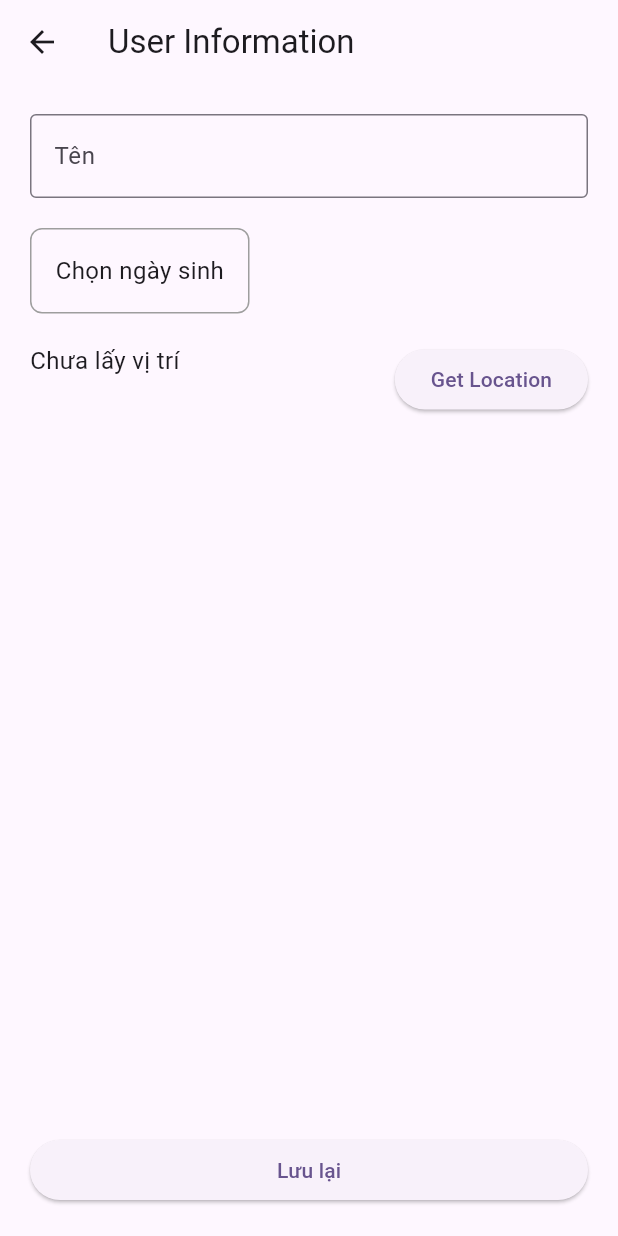
After one commit to vickygaugau/newtuvi, a Flutter app: the UserInfoPage screen opened directly, after a tap on "Get Location", on a phone screen of 412 x 824 dp. The commit adds this screen. Run offline on Flutter 3.47's test engine with Material 3 defaults, Android fonts, the phone set to English and light mode, and no system bars; our stand-ins replace flutter_svg, geocoding, geolocator, shared_preferences; missing offline and left inert: lunar_calendar_plus; accounts and stored records are empty.

Commit message:
shared_preferences: ^2.2.2   geolocator: ^10.1.0   geocoding: ^2.1.0

```diff
--- a/sieutuvi/lib/AI/TuVi/chinese_horoscope_service.dart
+++ b/sieutuvi/lib/AI/TuVi/chinese_horoscope_service.dart
@@ -15,7 +15,7 @@ class ChineseHoroscopeService {
 
     final params = {
       "date": DateTime.now().toString(),
-      "sign": "TIGER",
+      "sign": sign,
       "api_key": APIKey.chinese_horoscope,
       "timezone": 7.0,
     };
--- a/sieutuvi/lib/main.dart
+++ b/sieutuvi/lib/main.dart
@@ -44,7 +44,7 @@ class MyApp extends StatelessWidget {
       theme: ThemeData(
         colorScheme: ColorScheme.fromSeed(seedColor: Colors.deepPurple),
       ),
-      home: const ChatPage(),
+      home: const DashboardScreen(),
     );
   }
 }
--- /dev/null
+++ b/sieutuvi/lib/screens/user_info_page.dart
@@ -0,0 +1,221 @@
+import 'package:flutter/material.dart';
+import 'package:shared_preferences/shared_preferences.dart';
+import 'package:geolocator/geolocator.dart';
+import 'package:geocoding/geocoding.dart';
+
+class UserInfoPage extends StatefulWidget {
+  const UserInfoPage({super.key});
+
+  @override
+  State<UserInfoPage> createState() => _UserInfoPageState();
+}
+
+class _UserInfoPageState extends State<UserInfoPage> {
+  final TextEditingController _nameController = TextEditingController();
+  DateTime? _dob;
+  String? _location; // sẽ lưu địa chỉ hiển thị
+  double? _lat, _lng; // lưu lat/lng để reverse geocoding
+
+  @override
+  void initState() {
+    super.initState();
+    loadSavedData();
+  }
+
+  // Load dữ liệu từ SharedPreferences nếu có
+  Future<void> loadSavedData() async {
+    final prefs = await SharedPreferences.getInstance();
+
+    setState(() {
+      _nameController.text = prefs.getString("name") ?? "";
+      String? dobString = prefs.getString("dob");
+      if (dobString != null) _dob = DateTime.tryParse(dobString);
+
+      _lat = prefs.getDouble("lat");
+      _lng = prefs.getDouble("lng");
+      _location = prefs.getString("location"); // địa chỉ hiển thị
+    });
+  }
+
+  // Lưu dữ liệu
+  Future<void> saveData() async {
+    final prefs = await SharedPreferences.getInstance();
+
+    await prefs.setString("name", _nameController.text);
+    if (_dob != null) {
+      await prefs.setString("dob", _dob!.toIso8601String());
+    }
+    if (_lat != null && _lng != null) {
+      await prefs.setDouble("lat", _lat!);
+      await prefs.setDouble("lng", _lng!);
+    }
+    if (_location != null) {
+      await prefs.setString("location", _location!);
+    }
+
+    ScaffoldMessenger.of(
+      context,
+    ).showSnackBar(SnackBar(content: Text("Đã lưu dữ liệu thành công!")));
+  }
+
+  // Lấy location + reverse geocoding
+  Future<void> getLocation() async {
+    bool serviceEnabled;
+    LocationPermission permission;
+
+    // Check GPS
+    serviceEnabled = await Geolocator.isLocationServiceEnabled();
+    if (!serviceEnabled) {
+      ScaffoldMessenger.of(
+        context,
+      ).showSnackBar(SnackBar(content: Text("Vui lòng bật GPS để lấy vị trí")));
+      return;
+    }
+
+    // Check quyền
+    permission = await Geolocator.checkPermission();
+    if (permission == LocationPermission.denied) {
+      permission = await Geolocator.requestPermission();
+      if (permission == LocationPermission.denied) return;
+    }
+
+    if (permission == LocationPermission.deniedForever) return;
+
+    // Lấy vị trí
+    Position pos = await Geolocator.getCurrentPosition(
+      desiredAccuracy: LocationAccuracy.high,
+    );
+
+    _lat = pos.latitude;
+    _lng = pos.longitude;
+
+    // Reverse geocoding
+    try {
+      List<Placemark> placemarks = await placemarkFromCoordinates(_lat!, _lng!);
+
+      if (placemarks.isNotEmpty) {
+        _location = formatPlacemark(placemarks.first);
+      } else {
+        _location = "Lat: ${_lat}, Lng: ${_lng}";
+      }
+    } catch (e) {
+      _location = "Lat: ${_lat}, Lng: ${_lng}";
+    }
+
+    setState(() {});
+  }
+
+  // Chọn ngày sinh
+  Future<void> pickDate() async {
+    DateTime? date = await showDatePicker(
+      context: context,
+      initialDate: _dob ?? DateTime(2000),
+      firstDate: DateTime(1900),
+      lastDate: DateTime.now(),
+    );
+
+    if (date != null) {
+      setState(() {
+        _dob = date;
+      });
+    }
+  }
+
+  String formatPlacemark(Placemark place) {
+    List<String> parts = [];
+
+    if (place.name != null && place.name!.isNotEmpty) parts.add(place.name!);
+    if (place.subThoroughfare != null && place.subThoroughfare!.isNotEmpty)
+      parts.add(place.subThoroughfare!);
+    if (place.thoroughfare != null && place.thoroughfare!.isNotEmpty)
+      parts.add(place.thoroughfare!);
+    if (place.subLocality != null && place.subLocality!.isNotEmpty)
+      parts.add(place.subLocality!);
+    if (place.locality != null && place.locality!.isNotEmpty)
+      parts.add(place.locality!);
+    if (place.subAdministrativeArea != null &&
+        place.subAdministrativeArea!.isNotEmpty)
+      parts.add(place.subAdministrativeArea!);
+    if (place.administrativeArea != null &&
+        place.administrativeArea!.isNotEmpty)
+      parts.add(place.administrativeArea!);
+    if (place.postalCode != null && place.postalCode!.isNotEmpty)
+      parts.add(place.postalCode!);
+    if (place.country != null && place.country!.isNotEmpty)
+      parts.add(place.country!);
+
+    return parts.join(", ");
+  }
+
+  @override
+  Widget build(BuildContext context) {
+    return Scaffold(
+      appBar: AppBar(title: Text("User Information")),
+      body: Padding(
+        padding: const EdgeInsets.all(20),
+        child: Column(
+          crossAxisAlignment: CrossAxisAlignment.start,
+          children: [
+            // Tên
+            TextField(
+              controller: _nameController,
+              decoration: InputDecoration(
+                labelText: "Tên",
+                border: OutlineInputBorder(),
+              ),
+            ),
+            SizedBox(height: 20),
+
+            // Ngày sinh
+            GestureDetector(
+              onTap: pickDate,
+              child: Container(
+                padding: EdgeInsets.all(16),
+                decoration: BoxDecoration(
+                  border: Border.all(color: Colors.grey),
+                  borderRadius: BorderRadius.circular(8),
+                ),
+                child: Text(
+                  _dob == null
+                      ? "Chọn ngày sinh"
+                      : "${_dob!.day}/${_dob!.month}/${_dob!.year}",
+                  style: TextStyle(fontSize: 16),
+                ),
+              ),
+            ),
+            SizedBox(height: 20),
+
+            // Location
+            Row(
+              crossAxisAlignment: CrossAxisAlignment.start,
+              children: [
+                Expanded(
+                  child: Text(
+                    _location ?? "Chưa lấy vị trí",
+                    style: TextStyle(fontSize: 16),
+                  ),
+                ),
+                SizedBox(width: 8),
+                ElevatedButton(
+                  onPressed: getLocation,
+                  child: Text("Get Location"),
+                ),
+              ],
+            ),
+
+            Spacer(),
+
+            // Save button
+            SizedBox(
+              width: double.infinity,
+              child: ElevatedButton(
+                onPressed: saveData,
+                child: Text("Lưu lại"),
+              ),
+            ),
+          ],
+        ),
+      ),
+    );
+  }
+}
--- a/sieutuvi/lib/values/app_assets.dart
+++ b/sieutuvi/lib/values/app_assets.dart
@@ -10,5 +10,6 @@ class AppAssets {
   // PNG JPEG
   static const String iconSun = '${imagePath}ic_sun.png';
   static const String iconConGiap = '${imagePath}ic_congiap.png';
+  static const String iconThayDo = '${imagePath}ic_thaydo.png';
   static const String bg = '${imagePath}bg.jpeg';
 }
--- a/sieutuvi/lib/values/key.dart
+++ b/sieutuvi/lib/values/key.dart
@@ -2,5 +2,5 @@ class APIKey {
   static final String chinese_horoscope =
       "AIzaSyDaGmWKa4JsXZ-HjGw7ISLn_3namBGewQe";
   static final String openAI =
-      "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";
+      "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";
 }
--- a/sieutuvi/pubspec.yaml
+++ b/sieutuvi/pubspec.yaml
@@ -17,6 +17,9 @@ dependencies:
   lunar_calendar_plus: ^1.3.0
   flutter_svg: 2.0.10+1
   http: ^1.2.0
+  shared_preferences: ^2.2.2
+  geolocator: ^10.1.0
+  geocoding: ^2.1.0
 
 dev_dependencies:
   flutter_test:
```
Also changed, not shown: sieutuvi/lib/AI/ai_service.dart (+15 -4 lines), sieutuvi/lib/screens/dashboard_screen.dart (+144 -15 lines), sieutuvi/lib/values/utils.dart (added, +8 -0 lines), sieutuvi/assets/images/ic_thaydo.png (added), 1 other file.
